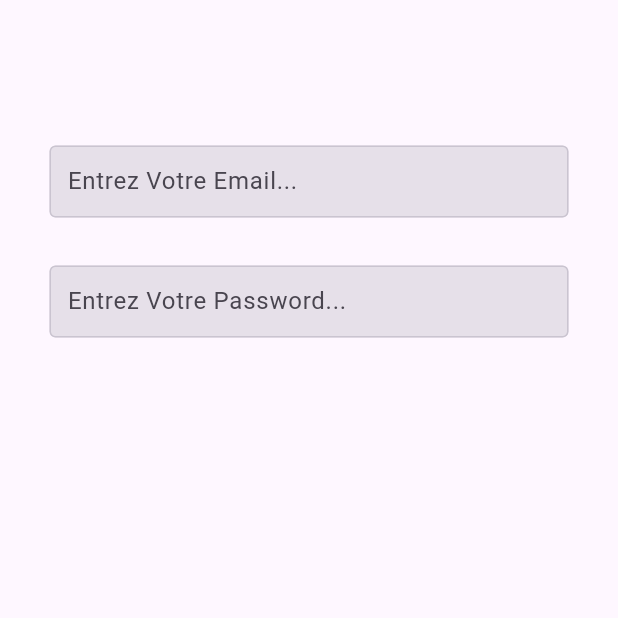
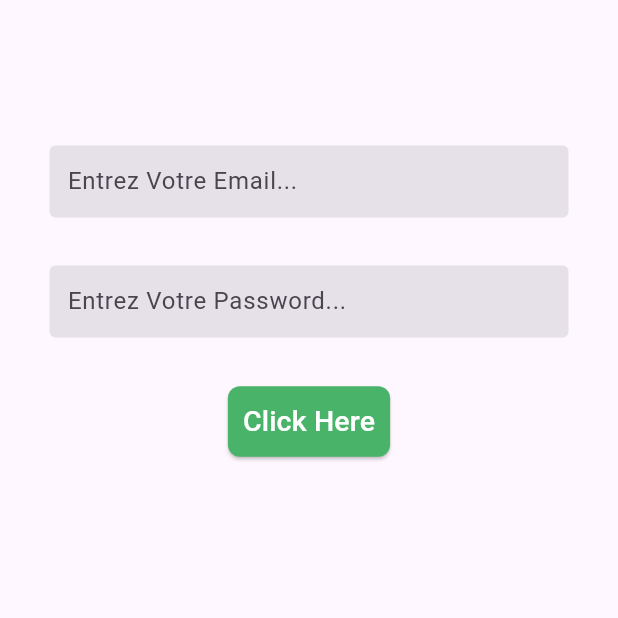
Before and after one commit to TarekBenAmor/flowerStore_app, a Flutter app: the screen it shows after launch, on a phone screen of 412 x 824 dp, the top half of it. Run offline on Flutter 3.47's test engine with Material 3 defaults, Android fonts, the phone set to English and light mode, and no system bars.

Commit message:
Second commit

```diff
--- a/lib/components/custom_textfield.dart
+++ /dev/null
@@ -1,35 +0,0 @@
-import 'package:flutter/material.dart';
-
-class MyTextField extends StatelessWidget {
-  final TextInputType textIputTypeee;
-  final bool isPassword;
-  final String hintTexttt;
-
-  const MyTextField({super.key,
-    required this.textIputTypeee,
-    required this.isPassword,
-    required this.hintTexttt,
-  });
-
-  @override
-  Widget build(BuildContext context) {
-    return TextField(
-        keyboardType: textIputTypeee,
-        obscureText: isPassword,
-        decoration: InputDecoration(
-          hintText: hintTexttt,
-          // To delete borders
-          enabledBorder: OutlineInputBorder(
-            borderSide: Divider.createBorderSide(context),
-          ),
-          focusedBorder: OutlineInputBorder(
-            borderSide: BorderSide(
-              color: Colors.grey,
-            ),
-          ),
-          // fillColor: Colors.red,
-          filled: true,
-          contentPadding: const EdgeInsets.all(8),
-        ));
-  }
-}
--- a/lib/pages/login.dart
+++ b/lib/pages/login.dart
@@ -1,4 +1,5 @@
-import 'package:flower_app/components/custom_textfield.dart';
+import 'package:flower_app/shared/colors.dart';
+import 'package:flower_app/shared/custom_textfield.dart';
 import 'package:flutter/material.dart';
 
 class Login extends StatelessWidget {
@@ -7,25 +8,51 @@ class Login extends StatelessWidget {
   @override
   Widget build(BuildContext context) {
     return Scaffold(
-
       body: Center(
         child: Padding(
           padding: const EdgeInsets.all(33.0),
           child: Column(
             children: [
-              const SizedBox(height: 64,),
-              MyTextField(
-                textIputTypeee: TextInputType.emailAddress,
-                isPassword: false,
-                hintTexttt: "Entrez Votre Email...",
+              const SizedBox(
+                height: 64,
               ),
-              const SizedBox(height: 32,),
-              MyTextField(
-                textIputTypeee: TextInputType.text,
-                isPassword: true,
-                hintTexttt: "Entrez Votre Password...",
+              TextField(
+                keyboardType: TextInputType.emailAddress,
+                obscureText: false,
+                decoration: decorationTextfield.copyWith(
+                  hintText: "Entrez Votre Email...",
+                ),
               ),
-
+              const SizedBox(
+                height: 32,
+              ),
+              TextField(
+                keyboardType: TextInputType.text,
+                obscureText: true,
+                decoration: decorationTextfield.copyWith(
+                  hintText: "Entrez Votre Password...",
+                ),
+              ),
+              const SizedBox(
+                height: 32,
+              ),
+              ElevatedButton(
+                onPressed: () {},
+                style: ElevatedButton.styleFrom(
+                  backgroundColor:btnGreen,
+                  padding: EdgeInsets.all(10),
+                  shape: RoundedRectangleBorder(
+                    borderRadius: BorderRadius.circular(8),
+                  ),
+                ),
+                child: Text(
+                  "Click Here",
+                  style: TextStyle(
+                    fontSize: 19,
+                    color: Colors.white,
+                  ),
+                ),
+              ),
             ],
           ),
         ),
--- /dev/null
+++ b/lib/shared/colors.dart
@@ -0,0 +1,6 @@
+
+import 'package:flutter/material.dart';
+
+const btnPink = Color.fromARGB(255, 241, 39, 100);
+const btnGreen = Color.fromARGB(255, 73, 179, 105);
+const appbarGreen = Color.fromARGB(255, 76, 141, 95);
--- /dev/null
+++ b/lib/shared/custom_textfield.dart
@@ -0,0 +1,17 @@
+import 'package:flutter/material.dart';
+
+const decorationTextfield = InputDecoration(
+
+  // To delete borders
+  enabledBorder: OutlineInputBorder(
+    borderSide: BorderSide.none,
+  ),
+  focusedBorder: OutlineInputBorder(
+    borderSide: BorderSide(
+      color: Colors.grey,
+    ),
+  ),
+  // fillColor: Colors.red,
+  filled: true,
+  contentPadding: EdgeInsets.all(8),
+);
```
Also changed, not shown: 3 other files.
